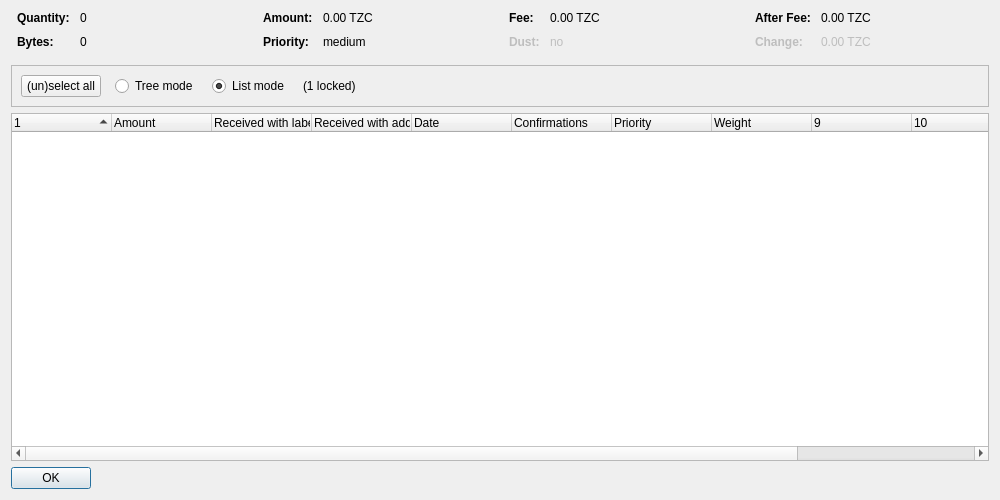
Old version of the form src/qt/forms/coincontroldialog.ui in the repository TrezarCoin/TrezarCoin.
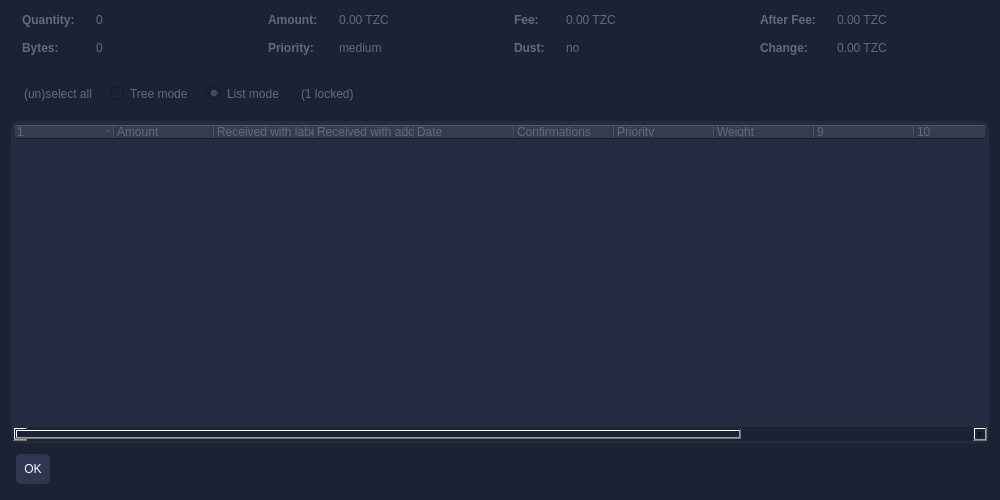
New version of the form. Custom widgets are drawn as their Qt base class.

Diff of the .ui file:
```diff
--- a/src/qt/forms/coincontroldialog.ui
+++ b/src/qt/forms/coincontroldialog.ui
@@ -13,6 +13,14 @@
   <property name="windowTitle">
    <string>Coin Selection</string>
   </property>
+  <property name="styleSheet">
+   <string notr="true">background:#1b2234;
+padding:2px;
+border-top-right-radius: 10px;
+border-bottom-right-radius: 10px;
+border-right:1px;
+border-color:white;</string>
+  </property>
   <layout class="QVBoxLayout" name="verticalLayout">
    <item>
     <layout class="QHBoxLayout" name="horizontalLayoutTop" stretch="0,0,0,0">
@@ -44,6 +52,9 @@
            <bold>true</bold>
           </font>
          </property>
+         <property name="styleSheet">
+          <string notr="true">color:#616b7b;</string>
+         </property>
          <property name="text">
           <string>Quantity:</string>
          </property>
@@ -57,6 +68,9 @@
          <property name="contextMenuPolicy">
           <enum>Qt::ActionsContextMenu</enum>
          </property>
+         <property name="styleSheet">
+          <string notr="true">color:#616b7b;</string>
+         </property>
          <property name="text">
           <string notr="true">0</string>
          </property>
@@ -73,6 +87,9 @@
            <bold>true</bold>
           </font>
          </property>
+         <property name="styleSheet">
+          <string notr="true">color:#616b7b;</string>
+         </property>
          <property name="text">
           <string>Bytes:</string>
          </property>
@@ -86,6 +103,9 @@
          <property name="contextMenuPolicy">
           <enum>Qt::ActionsContextMenu</enum>
          </property>
+         <property name="styleSheet">
+          <string notr="true">color:#616b7b;</string>
+         </property>
          <property name="text">
           <string notr="true">0</string>
          </property>
@@ -118,6 +138,9 @@
            <bold>true</bold>
           </font>
          </property>
+         <property name="styleSheet">
+          <string notr="true">color:#616b7b;</string>
+         </property>
          <property name="text">
           <string>Amount:</string>
          </property>
@@ -131,6 +154,9 @@
          <property name="contextMenuPolicy">
           <enum>Qt::ActionsContextMenu</enum>
          </property>
+         <property name="styleSheet">
+          <string notr="true">color:#616b7b;</string>
+         </property>
          <property name="text">
           <string notr="true">0.00 TZC</string>
          </property>
@@ -147,6 +173,9 @@
            <bold>true</bold>
           </font>
          </property>
+         <property name="styleSheet">
+          <string notr="true">color:#616b7b;</string>
+         </property>
          <property name="text">
           <string>Priority:</string>
          </property>
@@ -160,6 +189,9 @@
          <property name="contextMenuPolicy">
           <enum>Qt::ActionsContextMenu</enum>
          </property>
+         <property name="styleSheet">
+          <string notr="true">color:#616b7b;</string>
+         </property>
          <property name="text">
           <string notr="true">medium</string>
          </property>
@@ -192,6 +224,9 @@
            <bold>true</bold>
           </font>
          </property>
+         <property name="styleSheet">
+          <string notr="true">color:#616b7b;</string>
+         </property>
          <property name="text">
           <string>Fee:</string>
          </property>
@@ -205,6 +240,9 @@
          <property name="contextMenuPolicy">
           <enum>Qt::ActionsContextMenu</enum>
          </property>
+         <property name="styleSheet">
+          <string notr="true">color:#616b7b;</string>
+         </property>
          <property name="text">
           <string notr="true">0.00 TZC</string>
          </property>
@@ -224,6 +262,9 @@
            <bold>true</bold>
           </font>
          </property>
+         <property name="styleSheet">
+          <string notr="true">color:#616b7b;</string>
+         </property>
          <property name="text">
           <string>Dust:</string>
          </property>
@@ -240,6 +281,9 @@
          <property name="contextMenuPolicy">
           <enum>Qt::ActionsContextMenu</enum>
          </property>
+         <property name="styleSheet">
+          <string notr="true">color:#616b7b;</string>
+         </property>
          <property name="text">
           <string notr="true">no</string>
          </property>
@@ -272,6 +316,9 @@
            <bold>true</bold>
           </font>
          </property>
+         <property name="styleSheet">
+          <string notr="true">color:#616b7b;</string>
+         </property>
          <property name="text">
           <string>After Fee:</string>
          </property>
@@ -285,6 +332,9 @@
          <property name="contextMenuPolicy">
           <enum>Qt::ActionsContextMenu</enum>
          </property>
+         <property name="styleSheet">
+          <string notr="true">color:#616b7b;</string>
+         </property>
          <property name="text">
           <string notr="true">0.00 TZC</string>
          </property>
@@ -304,6 +354,9 @@
            <bold>true</bold>
           </font>
          </property>
+         <property name="styleSheet">
+          <string notr="true">color:#616b7b;</string>
+         </property>
          <property name="text">
           <string>Change:</string>
          </property>
@@ -320,6 +373,9 @@
          <property name="contextMenuPolicy">
           <enum>Qt::ActionsContextMenu</enum>
          </property>
+         <property name="styleSheet">
+          <string notr="true">color:#616b7b;</string>
+         </property>
          <property name="text">
           <string notr="true">0.00 TZC</string>
          </property>
@@ -360,6 +416,9 @@
             <verstretch>0</verstretch>
            </sizepolicy>
           </property>
+          <property name="styleSheet">
+           <string notr="true">color:#616b7b;</string>
+          </property>
           <property name="text">
            <string>(un)select all</string>
           </property>
@@ -376,6 +435,9 @@
             <verstretch>0</verstretch>
            </sizepolicy>
           </property>
+          <property name="styleSheet">
+           <string notr="true">color:#616b7b;</string>
+          </property>
           <property name="text">
            <string>Tree mode</string>
           </property>
@@ -389,6 +451,9 @@
             <verstretch>0</verstretch>
            </sizepolicy>
           </property>
+          <property name="styleSheet">
+           <string notr="true">color:#616b7b;</string>
+          </property>
           <property name="text">
            <string>List mode</string>
           </property>
@@ -399,6 +464,9 @@
         </item>
         <item>
          <widget class="QLabel" name="labelLocked">
+          <property name="styleSheet">
+           <string notr="true">color:#616b7b;</string>
+          </property>
           <property name="text">
            <string notr="true">(1 locked)</string>
           </property>
@@ -427,11 +495,17 @@
      <property name="contextMenuPolicy">
       <enum>Qt::CustomContextMenu</enum>
      </property>
+     <property name="styleSheet">
+      <string notr="true">background:#242c41;
+padding:2px;
+border-radius:10px;
+color:#616b7b;</string>
+     </property>
      <property name="sortingEnabled">
       <bool>false</bool>
      </property>
      <property name="columnCount">
-      <number>12</number>
+      <number>13</number>
      </property>
      <attribute name="headerShowSortIndicator" stdset="0">
       <bool>true</bool>
@@ -517,6 +591,32 @@
        <verstretch>0</verstretch>
       </sizepolicy>
      </property>
+     <property name="minimumSize">
+      <size>
+       <width>0</width>
+       <height>0</height>
+      </size>
+     </property>
+     <property name="baseSize">
+      <size>
+       <width>20</width>
+       <height>0</height>
+      </size>
+     </property>
+     <property name="styleSheet">
+      <string notr="true">QPushButton::pressed{
+  background-color: #232c41;
+  box-shadow: 0px 0px 0px 1px rgba(0, 0, 0, 0.1) inset,
+  0px 1px 4px 0px rgba(0, 0, 0, 0.1) inset !important;
+}
+QPushButton{
+background:#2d374f;
+padding:8px;
+border-radius:5px;
+color:#fff;
+margin:5px
+}</string>
+     </property>
      <property name="orientation">
       <enum>Qt::Horizontal</enum>
      </property>
```
